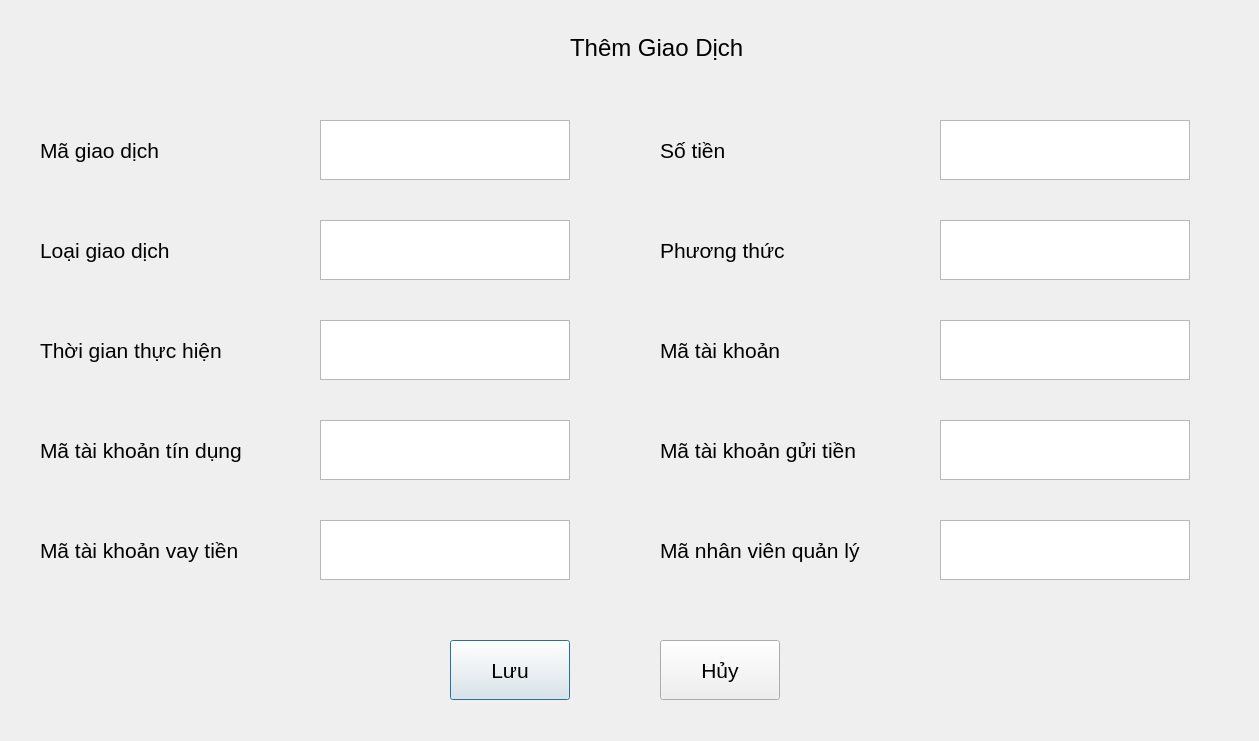
Qt form UI/ThemGiaoDich.ui (cuongphamduc/QuanLyChiNhanhNganHang) before a commit.
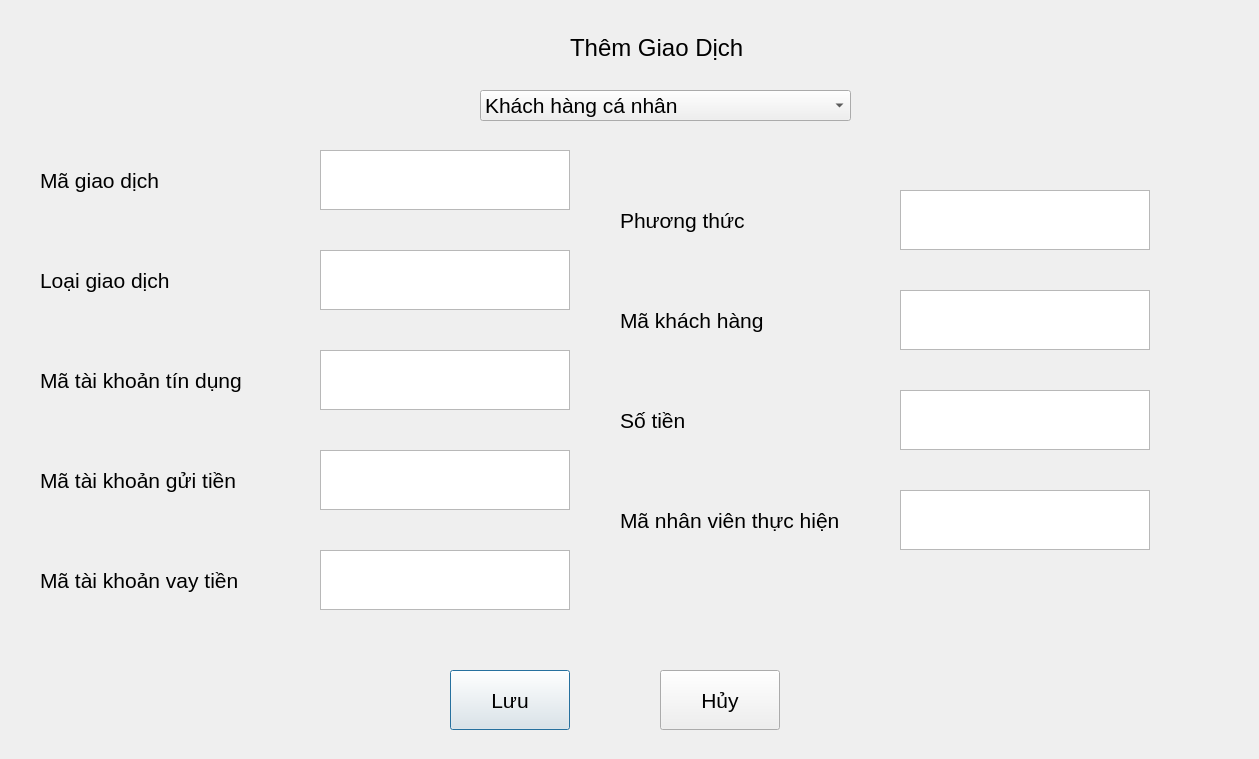
The same form after that commit.

What changed in the file:
```diff
--- a/UI/ThemGiaoDich.ui
+++ b/UI/ThemGiaoDich.ui
@@ -7,7 +7,7 @@
     <x>0</x>
     <y>0</y>
     <width>1259</width>
-    <height>741</height>
+    <height>759</height>
    </rect>
   </property>
   <property name="font">
@@ -23,7 +23,7 @@
    <property name="geometry">
     <rect>
      <x>40</x>
-     <y>130</y>
+     <y>160</y>
      <width>200</width>
      <height>40</height>
     </rect>
@@ -41,35 +41,7 @@
    <property name="geometry">
     <rect>
      <x>320</x>
-     <y>120</y>
-     <width>250</width>
-     <height>60</height>
-    </rect>
-   </property>
-  </widget>
-  <widget class="QLabel" name="label_2">
-   <property name="geometry">
-    <rect>
-     <x>40</x>
-     <y>330</y>
-     <width>251</width>
-     <height>40</height>
-    </rect>
-   </property>
-   <property name="font">
-    <font>
-     <pointsize>16</pointsize>
-    </font>
-   </property>
-   <property name="text">
-    <string>Thời gian thực hiện</string>
-   </property>
-  </widget>
-  <widget class="QTextEdit" name="textEdit_2">
-   <property name="geometry">
-    <rect>
-     <x>320</x>
-     <y>320</y>
+     <y>150</y>
      <width>250</width>
      <height>60</height>
     </rect>
@@ -79,7 +51,7 @@
    <property name="geometry">
     <rect>
      <x>40</x>
-     <y>430</y>
+     <y>360</y>
      <width>261</width>
      <height>40</height>
     </rect>
@@ -97,7 +69,7 @@
    <property name="geometry">
     <rect>
      <x>320</x>
-     <y>420</y>
+     <y>350</y>
      <width>250</width>
      <height>60</height>
     </rect>
@@ -107,7 +79,7 @@
    <property name="geometry">
     <rect>
      <x>450</x>
-     <y>640</y>
+     <y>670</y>
      <width>120</width>
      <height>60</height>
     </rect>
@@ -138,7 +110,7 @@
    <property name="geometry">
     <rect>
      <x>320</x>
-     <y>220</y>
+     <y>250</y>
      <width>250</width>
      <height>60</height>
     </rect>
@@ -148,7 +120,7 @@
    <property name="geometry">
     <rect>
      <x>40</x>
-     <y>230</y>
+     <y>260</y>
      <width>200</width>
      <height>40</height>
     </rect>
@@ -162,21 +134,21 @@
     <string>Loại giao dịch</string>
    </property>
   </widget>
+  <widget class="QTextEdit" name="textEdit_8">
+   <property name="geometry">
+    <rect>
+     <x>900</x>
+     <y>390</y>
+     <width>250</width>
+     <height>60</height>
+    </rect>
+   </property>
+  </widget>
   <widget class="QTextEdit" name="textEdit_5">
    <property name="geometry">
     <rect>
-     <x>940</x>
-     <y>420</y>
-     <width>250</width>
-     <height>60</height>
-    </rect>
-   </property>
-  </widget>
-  <widget class="QTextEdit" name="textEdit_6">
-   <property name="geometry">
-    <rect>
-     <x>940</x>
-     <y>120</y>
+     <x>320</x>
+     <y>550</y>
      <width>250</width>
      <height>60</height>
     </rect>
@@ -185,8 +157,8 @@
   <widget class="QLabel" name="label_6">
    <property name="geometry">
     <rect>
-     <x>660</x>
-     <y>230</y>
+     <x>620</x>
+     <y>200</y>
      <width>200</width>
      <height>40</height>
     </rect>
@@ -203,8 +175,8 @@
   <widget class="QTextEdit" name="textEdit_7">
    <property name="geometry">
     <rect>
-     <x>940</x>
-     <y>320</y>
+     <x>900</x>
+     <y>290</y>
      <width>250</width>
      <height>60</height>
     </rect>
@@ -213,8 +185,8 @@
   <widget class="QLabel" name="label_7">
    <property name="geometry">
     <rect>
-     <x>660</x>
-     <y>430</y>
+     <x>620</x>
+     <y>400</y>
      <width>261</width>
      <height>40</height>
     </rect>
@@ -225,14 +197,14 @@
     </font>
    </property>
    <property name="text">
-    <string>Mã tài khoản gửi tiền</string>
+    <string>Số tiền</string>
    </property>
   </widget>
   <widget class="QLabel" name="label_8">
    <property name="geometry">
     <rect>
-     <x>660</x>
-     <y>330</y>
+     <x>620</x>
+     <y>300</y>
      <width>271</width>
      <height>40</height>
     </rect>
@@ -243,14 +215,14 @@
     </font>
    </property>
    <property name="text">
-    <string>Mã tài khoản</string>
+    <string>Mã khách hàng</string>
    </property>
   </widget>
   <widget class="QTextEdit" name="textEdit_8">
    <property name="geometry">
     <rect>
-     <x>940</x>
-     <y>220</y>
+     <x>900</x>
+     <y>190</y>
      <width>250</width>
      <height>60</height>
     </rect>
@@ -259,8 +231,8 @@
   <widget class="QLabel" name="label_9">
    <property name="geometry">
     <rect>
-     <x>660</x>
-     <y>130</y>
+     <x>40</x>
+     <y>560</y>
      <width>200</width>
      <height>40</height>
     </rect>
@@ -271,14 +243,14 @@
     </font>
    </property>
    <property name="text">
-    <string>Số tiền</string>
+    <string>Mã tài khoản vay tiền</string>
    </property>
   </widget>
   <widget class="QLabel" name="label_10">
    <property name="geometry">
     <rect>
-     <x>660</x>
-     <y>530</y>
+     <x>620</x>
+     <y>500</y>
      <width>261</width>
      <height>40</height>
     </rect>
@@ -289,14 +261,14 @@
     </font>
    </property>
    <property name="text">
-    <string>Mã nhân viên quản lý</string>
+    <string>Mã nhân viên thực hiện</string>
    </property>
   </widget>
   <widget class="QTextEdit" name="textEdit_9">
    <property name="geometry">
     <rect>
      <x>320</x>
-     <y>520</y>
+     <y>450</y>
      <width>250</width>
      <height>60</height>
     </rect>
@@ -306,7 +278,7 @@
    <property name="geometry">
     <rect>
      <x>40</x>
-     <y>530</y>
+     <y>460</y>
      <width>261</width>
      <height>40</height>
     </rect>
@@ -317,14 +289,14 @@
     </font>
    </property>
    <property name="text">
-    <string>Mã tài khoản vay tiền</string>
+    <string>Mã tài khoản gửi tiền</string>
    </property>
   </widget>
-  <widget class="QTextEdit" name="textEdit_10">
+  <widget class="QTextEdit" name="textEdit_9">
    <property name="geometry">
     <rect>
-     <x>940</x>
-     <y>520</y>
+     <x>900</x>
+     <y>490</y>
      <width>250</width>
      <height>60</height>
     </rect>
@@ -334,7 +306,7 @@
    <property name="geometry">
     <rect>
      <x>660</x>
-     <y>640</y>
+     <y>670</y>
      <width>120</width>
      <height>60</height>
     </rect>
@@ -343,6 +315,26 @@
     <string>Hủy</string>
    </property>
   </widget>
+  <widget class="QComboBox" name="comboBox">
+   <property name="geometry">
+    <rect>
+     <x>480</x>
+     <y>90</y>
+     <width>371</width>
+     <height>31</height>
+    </rect>
+   </property>
+   <item>
+    <property name="text">
+     <string>Khách hàng cá nhân</string>
+    </property>
+   </item>
+   <item>
+    <property name="text">
+     <string>Khách hàng tổ chức/doanh nghiệp</string>
+    </property>
+   </item>
+  </widget>
  </widget>
  <resources/>
  <connections/>
```
Left out of the diff: 6 changed lines with no effect on the pictures.
